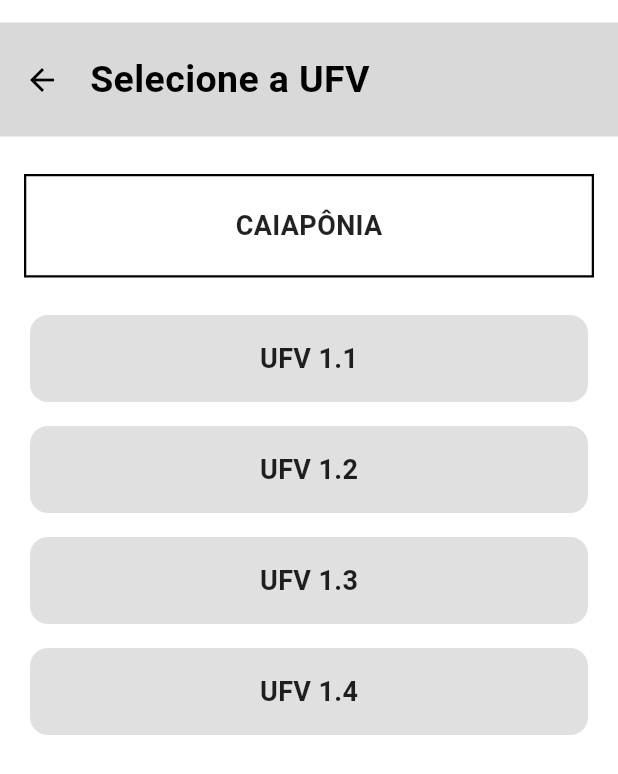
After one commit to rafffaelbs/Sigma-App, a Flutter app: the SelectUfv screen opened directly with sample values from the repository, on a phone screen of 412 x 824 dp. The commit adds this screen. Shown: the top 774 px of the screen. Run offline on Flutter 3.47's test engine with Material 3 defaults, Android fonts, the phone set to English and light mode, and no system bars; our stand-ins replace firebase_core; accounts and stored records are empty.

Commit message:
Add SelectUfv screen and CustomHeader widget; update Plant model to include ufvs

```diff
--- a/lib/models/plant_model.dart
+++ b/lib/models/plant_model.dart
@@ -1,6 +1,7 @@
 class Plant {
   final String name;
   final String id;
+  final List<String> ufvs;
 
-  Plant({required this.name, required this.id});
+  Plant({required this.name, required this.id, required this.ufvs});
 }
--- /dev/null
+++ b/lib/screens/select_ufv.dart
@@ -0,0 +1,62 @@
+import 'package:flutter/material.dart';
+import 'package:sigma_app/models/plant_model.dart';
+import 'package:sigma_app/widgets/custom_header.dart';
+import 'package:sigma_app/widgets/plant_button.dart';
+
+class SelectUfv extends StatelessWidget {
+  final Plant plant;
+
+  const SelectUfv({super.key, required this.plant});
+
+  @override
+  Widget build(BuildContext context) {
+    return Scaffold(
+      backgroundColor: Colors.white,
+      body: SafeArea(
+        child: Column(
+          children: [
+            const SizedBox(height: 15),
+            CustomHeader(title: 'Selecione a UFV'),
+            SizedBox(height: 20),
+            Container(
+              margin: const EdgeInsets.symmetric(horizontal: 16, vertical: 5),
+              width: double.infinity,
+              padding: EdgeInsets.symmetric(horizontal: 16, vertical: 20),
+              alignment: Alignment.center,
+              decoration: BoxDecoration(
+                color: Color(0xFFFFFFFF),
+                border: Border.all(color: Colors.black, width: 1.5),
+              ),
+              child: Text(
+                plant.name.toUpperCase(),
+                style: const TextStyle(
+                  fontWeight: FontWeight.bold,
+                  fontSize: 18,
+                  color: Colors.black87,
+                ),
+              ),
+            ),
+
+            Expanded(
+              child: ListView.builder(
+                padding: const EdgeInsets.all(20),
+                itemCount: plant.ufvs.length,
+                itemBuilder: (context, index) {
+                  final ufv = plant.ufvs[index];
+
+                  return Padding(
+                    padding: const EdgeInsetsGeometry.only(bottom: 16),
+                    child: UfvButton(
+                      ufv: ufv,
+                      onTap: () => {print('Clicou na UFV ${ufv}')},
+                    ),
+                  );
+                },
+              ),
+            ),
+          ],
+        ),
+      ),
+    );
+  }
+}
--- /dev/null
+++ b/lib/widgets/custom_header.dart
@@ -0,0 +1,34 @@
+import 'package:flutter/material.dart';
+
+class CustomHeader extends StatelessWidget {
+  final String title;
+
+  const CustomHeader({super.key, required this.title});
+
+  @override
+  Widget build(BuildContext context) {
+    return Container(
+      color: Color(0xFFD9D9D9),
+      padding: const EdgeInsets.symmetric(horizontal: 16, vertical: 20),
+      child: Row(
+        children: [
+          GestureDetector(
+            onTap: () {
+              Navigator.pop(context);
+            },
+            child: const Icon(Icons.arrow_back, color: Colors.black),
+          ),
+          const SizedBox(width: 20),
+          Text(
+            title,
+            style: TextStyle(
+              fontSize: 25,
+              fontWeight: FontWeight.bold,
+              color: Colors.black,
+            ),
+          ),
+        ],
+      ),
+    );
+  }
+}
--- a/lib/widgets/plant_button.dart
+++ b/lib/widgets/plant_button.dart
@@ -1,38 +1,65 @@
 import 'package:flutter/material.dart';
+import 'package:sigma_app/models/plant_model.dart';
 
 class PlantButton extends StatelessWidget {
-  const PlantButton({super.key});
+  final Plant plant;
+  final VoidCallback? onTap;
+
+  const PlantButton({super.key, required this.plant, this.onTap});
 
   @override
   Widget build(BuildContext context) {
-    return const Placeholder();
+    return Material(
+      color: Colors.grey[300],
+      borderRadius: BorderRadius.circular(12),
+      clipBehavior: Clip.hardEdge,
+      child: InkWell(
+        onTap: onTap,
+        child: Container(
+          width: double.infinity,
+          padding: const EdgeInsets.symmetric(vertical: 16),
+          alignment: Alignment.center,
+          child: Text(
+            plant.name.toUpperCase(),
+            style: const TextStyle(
+              fontWeight: FontWeight.bold,
+              fontSize: 18,
+              color: Colors.black87,
+            ),
+          ),
+        ),
+      ),
+    );
   }
 }
 
-// Widget _buildPlantButton(BuildContext context, Plant plant) {
-//     return Material(
-//       color: Colors.grey[300],
-//       borderRadius: BorderRadius.circular(12),
-//       clipBehavior: Clip.hardEdge,
-//       child: InkWell(
-//         onTap: () {
-//           print("Clickedon ${plant.name}");
-//           // Nagita to other pages later
-//         },
-//         child: Container(
-//           width: double.infinity,
-//           padding: const EdgeInsets.symmetric(vertical: 16),
-//           alignment: Alignment.center,
-//           child: Text(
-//             plant.name.toUpperCase(),
-//             style: const TextStyle(
-//               fontWeight: FontWeight.bold,
-//               fontSize: 18,
-//               color: Colors.black87,
-//             ),
-//           ),
-//         ),
-//       ),
-//     );
-//   }
-// }
+class UfvButton extends StatelessWidget {
+  final String ufv;
+  final VoidCallback? onTap;
+
+  const UfvButton({super.key, required this.ufv, this.onTap});
+
+  @override
+  Widget build(BuildContext context) {
+    return Material(      color: Colors.grey[300],
+      borderRadius: BorderRadius.circular(12),
+      clipBehavior: Clip.hardEdge,
+      child: InkWell(
+        onTap: onTap,
+        child: Container(
+          width: double.infinity,
+          padding: const EdgeInsets.symmetric(vertical: 16),
+          alignment: Alignment.center,
+          child: Text(
+            ufv.toUpperCase(),
+            style: const TextStyle(
+              fontWeight: FontWeight.bold,
+              fontSize: 18,
+              color: Colors.black87,
+            ),
+          ),
+        ),
+      ),
+    );
+  }
+}
```
Also changed, not shown: lib/screens/select_plant.dart (+20 -55 lines), 1 other file.
